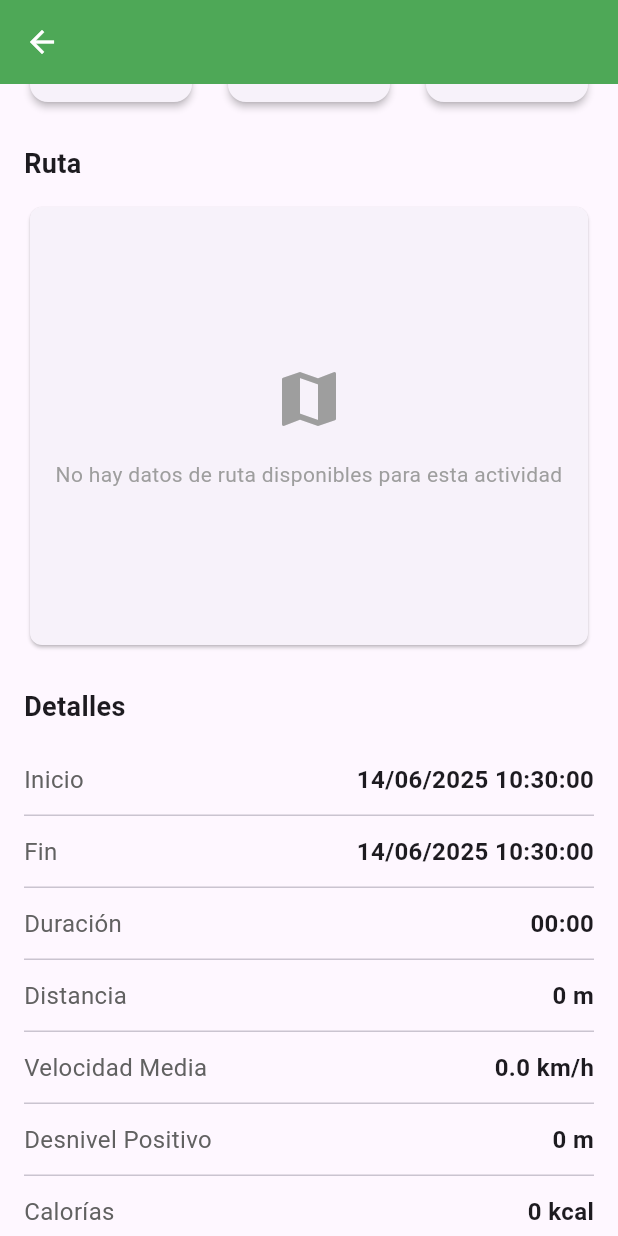
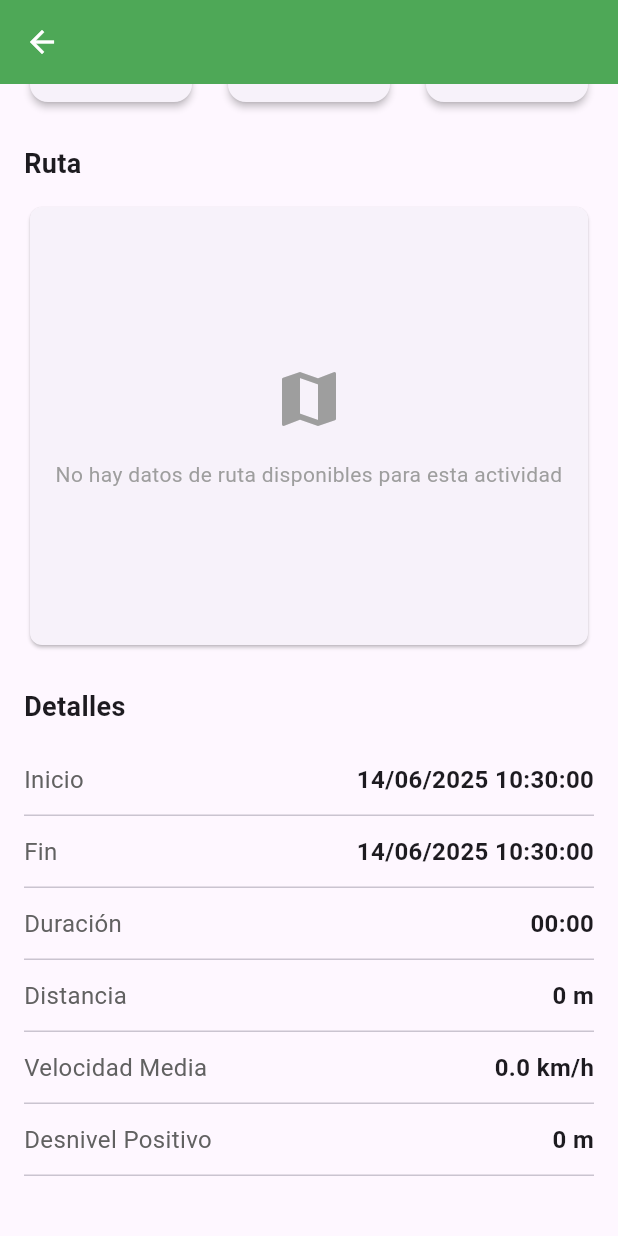
Before and after one commit to JanaCorsellas/AppMobile_G1, a Flutter app: the ActivityDetailScreen screen opened directly with empty values, scrolled down 191 dp, on a phone screen of 412 x 824 dp. Run offline on Flutter 3.47's test engine with Material 3 defaults, Android fonts, the phone set to English and light mode, and no system bars; our stand-ins replace cached_network_image, firebase_core, firebase_messaging, flutter_cache_manager, flutter_local_notifications, flutter_map and 7 more; missing offline and left inert: dart:html; accounts and stored records are empty; network calls fail.

Commit message:
Calorias out

```diff
--- a/flutter_application_1/lib/screens/activity/activity_detail_screen.dart
+++ b/flutter_application_1/lib/screens/activity/activity_detail_screen.dart
@@ -253,10 +253,6 @@ class _ActivityDetailScreenState extends State<ActivityDetailScreen> {
                   _buildDetailRow('Desnivel Positivo', '${widget.activity.elevationGain.toStringAsFixed(0)} m'),
                   const Divider(height: 1),
 
-                  _buildDetailRow('Calorías', widget.activity.caloriesBurned != null
-                      ? '${widget.activity.caloriesBurned!.toStringAsFixed(0)} kcal'
-                      : 'No disponible'),
-
                   const SizedBox(height: 24),
                 ],
               ),
```
